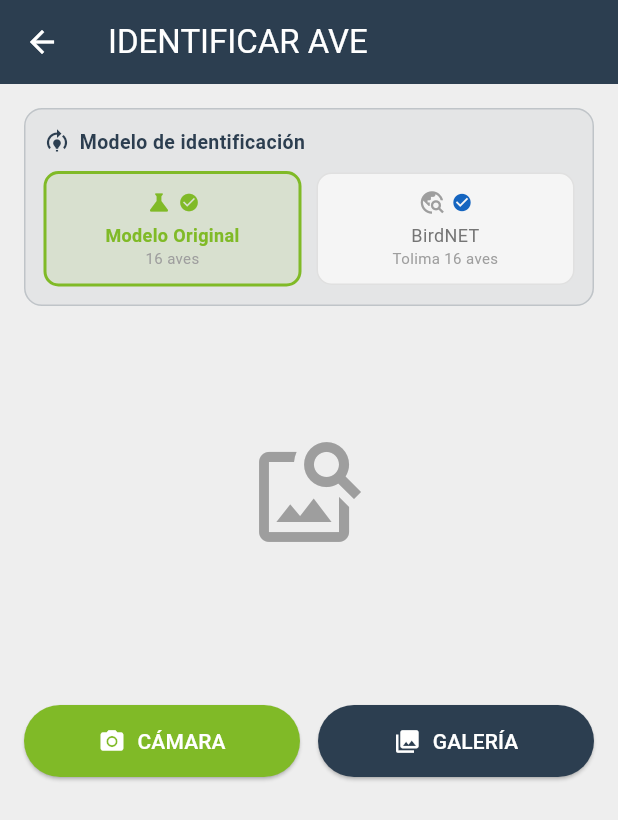
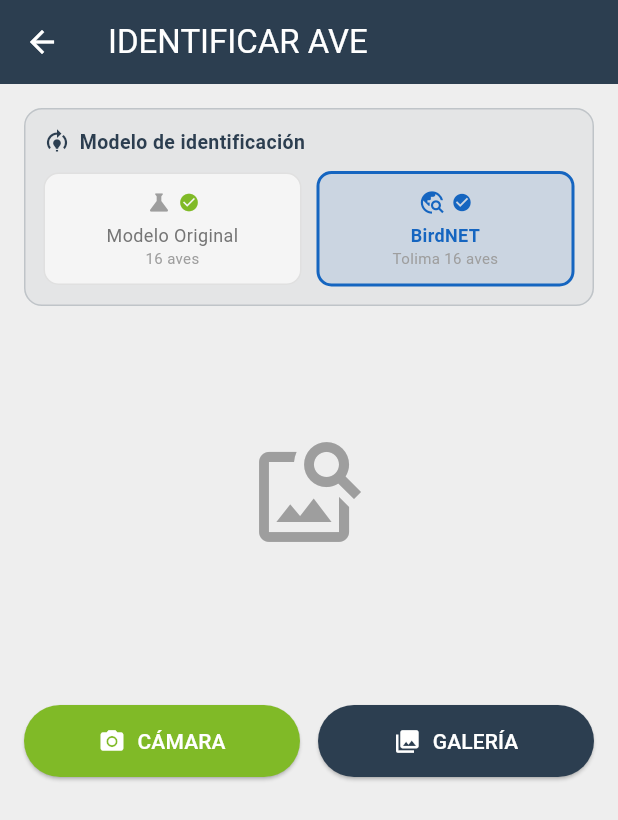
Before and after one commit to samtiago24/Aves.APP, a Flutter app: the IdentificarAveScreen screen opened directly, on a phone screen of 412 x 824 dp. Shown: the top 820 px of the screen. Run offline on Flutter 3.47's test engine with Material 3 defaults, Android fonts, the phone set to English and light mode, and no system bars; our stand-ins replace cloud_firestore, connectivity_plus, firebase_core, geolocator, google_maps_flutter, image_picker and 1 more; missing offline and left inert: tflite_flutter; accounts and stored records are empty.

Commit message:
fix: handle missing model_aves gracefully + move all species locations inside Ibagué

```diff
--- a/lib/Presentation/UI/IdentificarAveScreen.dart
+++ b/lib/Presentation/UI/IdentificarAveScreen.dart
@@ -19,14 +19,13 @@ class _IdentificarAveScreenState extends State<IdentificarAveScreen> {
   File? _image;
   final _picker = ImagePicker();
 
-  // Clasificadores
   final _classifierOriginal = BirdClassifier();
   final _classifierBirdNet  = BirdNetClassifier();
 
-  // Modelo activo
-  ModeloAves _modeloSeleccionado = ModeloAves.original;
+  ModeloAves _modeloSeleccionado = ModeloAves.birdnet; // BirdNET por defecto
   bool _modeloOriginalListo  = false;
   bool _modeloBirdNetListo   = false;
+  bool _modeloOriginalError  = false; // true si no existe el archivo
 
   Map<String, dynamic>? _result;
   bool _isLoading  = false;
@@ -42,19 +41,20 @@ class _IdentificarAveScreenState extends State<IdentificarAveScreen> {
   }
 
   Future<void> _loadModels() async {
-    // Carga ambos modelos en paralelo
-    await Future.wait([
-      _classifierOriginal.loadModel().then((_) {
-        if (mounted) setState(() => _modeloOriginalListo = true);
-      }).catchError((e) {
-        if (mounted) _showSnack('Error modelo original: $e', Colors.red);
-      }),
-      _classifierBirdNet.loadModel().then((_) {
-        if (mounted) setState(() => _modeloBirdNetListo = true);
-      }).catchError((e) {
-        if (mounted) _showSnack('Error modelo BirdNET: $e', Colors.red);
-      }),
-    ]);
+    // Cargar BirdNET (principal)
+    _classifierBirdNet.loadModel().then((_) {
+      if (mounted) setState(() => _modeloBirdNetListo = true);
+    }).catchError((e) {
+      if (mounted) _showSnack('Error modelo BirdNET: $e', Colors.red);
+    });
+
+    // Intentar cargar modelo original (puede no existir)
+    _classifierOriginal.loadModel().then((_) {
+      if (mounted) setState(() => _modeloOriginalListo = true);
+    }).catchError((_) {
+      // Si falla simplemente marcamos el error, sin snackbar
+      if (mounted) setState(() => _modeloOriginalError = true);
+    });
   }
 
   bool get _modeloActualListo => _modeloSeleccionado == ModeloAves.original
@@ -66,12 +66,15 @@ class _IdentificarAveScreenState extends State<IdentificarAveScreen> {
           ? _classifierOriginal.classify(image)
           : _classifierBirdNet.classify(image);
 
-  int get _cantidadEspecies => _modeloSeleccionado == ModeloAves.original ? 16 : 16;
-  String get _nombreModelo  => _modeloSeleccionado == ModeloAves.original
+  String get _nombreModelo => _modeloSeleccionado == ModeloAves.original
       ? 'Modelo Original (16 aves)'
       : 'BirdNET Tolima (16 aves)';
 
   void _cambiarModelo(ModeloAves nuevo) {
+    if (nuevo == ModeloAves.original && _modeloOriginalError) {
+      _showSnack('El modelo original no está disponible en este dispositivo.', Colors.orange);
+      return;
+    }
     setState(() {
       _modeloSeleccionado = nuevo;
       _result  = null;
@@ -169,7 +172,6 @@ class _IdentificarAveScreenState extends State<IdentificarAveScreen> {
     super.dispose();
   }
 
-  // ─── UI ────────────────────────────────────────────────────
   @override
   Widget build(BuildContext context) {
     const primaryGreen = Color(0xFF80BA27);
@@ -186,12 +188,8 @@ class _IdentificarAveScreenState extends State<IdentificarAveScreen> {
         child: Column(
           crossAxisAlignment: CrossAxisAlignment.stretch,
           children: [
-
-            // ── Selector de modelo ──────────────────────────
             _buildModelSelector(primaryGreen, darkBlue),
             const SizedBox(height: 14),
-
-            // ── Imagen ──────────────────────────────────────
             ClipRRect(
               borderRadius: BorderRadius.circular(12),
               child: _image != null
@@ -203,8 +201,6 @@ class _IdentificarAveScreenState extends State<IdentificarAveScreen> {
                     ),
             ),
             const SizedBox(height: 16),
-
-            // ── Resultado ───────────────────────────────────
             if (_isLoading)
               Column(children: [
                 CircularProgressIndicator(color: primaryGreen),
@@ -212,13 +208,10 @@ class _IdentificarAveScreenState extends State<IdentificarAveScreen> {
                 Text('Analizando con $_nombreModelo...', textAlign: TextAlign.center),
               ])
             else if (_noEsAve)
-              _buildNoEsAveCard(_cantidadEspecies)
+              _buildNoEsAveCard()
             else if (_result != null)
               ..._buildResults(primaryGreen, darkBlue),
-
             const SizedBox(height: 16),
-
-            // ── Botones cámara / galería ────────────────────
             Row(children: [
               Expanded(child: ElevatedButton.icon(
                 onPressed: _isLoading ? null : () => _pickImage(ImageSource.camera),
@@ -240,7 +233,6 @@ class _IdentificarAveScreenState extends State<IdentificarAveScreen> {
                 ),
               )),
             ]),
-
             if (_result != null && !_noEsAve) ...[
               const SizedBox(height: 10),
               ElevatedButton.icon(
@@ -273,7 +265,6 @@ class _IdentificarAveScreenState extends State<IdentificarAveScreen> {
     );
   }
 
-  // ── Selector de modelo ──────────────────────────────────────
   Widget _buildModelSelector(Color primaryGreen, Color darkBlue) {
     return Container(
       padding: const EdgeInsets.all(12),
@@ -293,24 +284,24 @@ class _IdentificarAveScreenState extends State<IdentificarAveScreen> {
           ]),
           const SizedBox(height: 10),
           Row(children: [
-            // Opción: Modelo Original
             Expanded(child: _modeloBtn(
               label: 'Modelo Original',
               sublabel: '16 aves',
               icon: Icons.science,
               activo: _modeloSeleccionado == ModeloAves.original,
               listo: _modeloOriginalListo,
+              error: _modeloOriginalError,
               color: primaryGreen,
               onTap: () => _cambiarModelo(ModeloAves.original),
             )),
             const SizedBox(width: 10),
-            // Opción: BirdNET
             Expanded(child: _modeloBtn(
               label: 'BirdNET',
               sublabel: 'Tolima 16 aves',
               icon: Icons.travel_explore,
               activo: _modeloSeleccionado == ModeloAves.birdnet,
               listo: _modeloBirdNetListo,
+              error: false,
               color: const Color(0xFF1565C0),
               onTap: () => _cambiarModelo(ModeloAves.birdnet),
             )),
@@ -326,27 +317,37 @@ class _IdentificarAveScreenState extends State<IdentificarAveScreen> {
     required IconData icon,
     required bool activo,
     required bool listo,
+    required bool error,
     required Color color,
     required VoidCallback onTap,
   }) {
+    final deshabilitado = error;
     return GestureDetector(
-      onTap: onTap,
+      onTap: deshabilitado ? () => _showSnack('Modelo no disponible en este dispositivo.', Colors.orange) : onTap,
       child: AnimatedContainer(
         duration: const Duration(milliseconds: 200),
         padding: const EdgeInsets.symmetric(vertical: 10, horizontal: 8),
         decoration: BoxDecoration(
-          color: activo ? color.withOpacity(0.12) : Colors.grey.shade100,
+          color: deshabilitado
+              ? Colors.grey.shade100
+              : activo ? color.withOpacity(0.12) : Colors.grey.shade100,
           borderRadius: BorderRadius.circular(10),
           border: Border.all(
-            color: activo ? color : Colors.grey.shade300,
+            color: deshabilitado
+                ? Colors.grey.shade300
+                : activo ? color : Colors.grey.shade300,
             width: activo ? 2 : 1,
           ),
         ),
         child: Column(children: [
           Row(mainAxisAlignment: MainAxisAlignment.center, children: [
-            Icon(icon, color: activo ? color : Colors.grey, size: 18),
+            Icon(icon,
+                color: deshabilitado ? Colors.grey.shade400 : activo ? color : Colors.grey,
+                size: 18),
             const SizedBox(width: 4),
-            if (!listo)
+            if (deshabilitado)
+              Icon(Icons.block, color: Colors.grey.shade400, size: 14)
+            else if (!listo)
               SizedBox(width: 14, height: 14,
                   child: CircularProgressIndicator(strokeWidth: 2, color: color))
             else
@@ -355,21 +356,23 @@ class _IdentificarAveScreenState extends State<IdentificarAveScreen> {
           const SizedBox(height: 4),
           Text(label,
               style: TextStyle(
-                color: activo ? color : Colors.grey.shade600,
+                color: deshabilitado ? Colors.grey.shade400 : activo ? color : Colors.grey.shade600,
                 fontWeight: activo ? FontWeight.bold : FontWeight.normal,
                 fontSize: 12,
               ),
               textAlign: TextAlign.center),
-          Text(sublabel,
-              style: TextStyle(color: Colors.grey.shade500, fontSize: 10),
+          Text(deshabilitado ? 'No disponible' : sublabel,
+              style: TextStyle(
+                color: deshabilitado ? Colors.grey.shade400 : Colors.grey.shade500,
+                fontSize: 10,
+              ),
               textAlign: TextAlign.center),
         ]),
       ),
     );
   }
 
-  // ── No es ave ───────────────────────────────────────────────
-  Widget _buildNoEsAveCard(int nEspecies) {
+  Widget _buildNoEsAveCard() {
     return Container(
       padding: const EdgeInsets.all(20),
       decoration: BoxDecoration(
@@ -384,7 +387,7 @@ class _IdentificarAveScreenState extends State<IdentificarAveScreen> {
             style: TextStyle(color: Colors.red.shade700, fontSize: 18, fontWeight: FontWeight.bold)),
         const SizedBox(height: 6),
         Text(
-          'La imagen no corresponde a ninguna de las $nEspecies especies del modelo activo.\nIntenta con una foto más clara o desde otro ángulo.',
+          'La imagen no corresponde a ninguna de las 16 especies del modelo activo.\nIntenta con una foto más clara o desde otro ángulo.',
           style: TextStyle(color: Colors.red.shade600, fontSize: 13),
           textAlign: TextAlign.center,
         ),
@@ -392,32 +395,28 @@ class _IdentificarAveScreenState extends State<IdentificarAveScreen> {
     );
   }
 
-  // ── Resultados ──────────────────────────────────────────────
   List<Widget> _buildResults(Color primaryGreen, Color darkBlue) {
     final top3      = _result!['top3'] as List<Map<String, dynamic>>;
     final topResult = top3.first;
     final refImage  = topResult['referenceImage'] as String;
 
     return [
-      // Badge del modelo usado
       Center(
         child: Container(
           margin: const EdgeInsets.only(bottom: 8),
           padding: const EdgeInsets.symmetric(horizontal: 10, vertical: 4),
           decoration: BoxDecoration(
             color: _modeloSeleccionado == ModeloAves.original
-                ? const Color(0xFF80BA27).withOpacity(0.15)
+                ? primaryGreen.withOpacity(0.15)
                 : const Color(0xFF1565C0).withOpacity(0.15),
             borderRadius: BorderRadius.circular(20),
           ),
           child: Text(
             _modeloSeleccionado == ModeloAves.original ? '🧪 Modelo Original' : '🌎 BirdNET Tolima',
             style: TextStyle(
-              fontSize: 11,
-              fontWeight: FontWeight.w600,
+              fontSize: 11, fontWeight: FontWeight.w600,
               color: _modeloSeleccionado == ModeloAves.original
-                  ? const Color(0xFF80BA27)
-                  : const Color(0xFF1565C0),
+                  ? primaryGreen : const Color(0xFF1565C0),
             ),
           ),
         ),
```
Also changed, not shown: lib/Data/species_locations.dart (+95 -94 lines).
